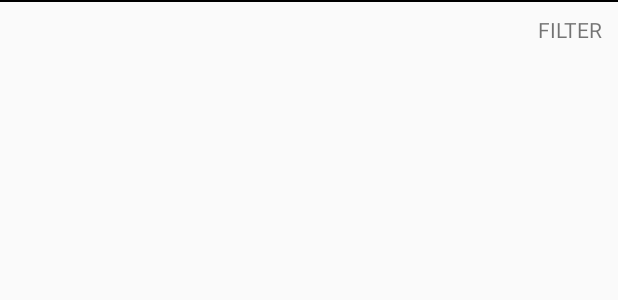
After one commit to samq/balenciaga, an Android app: the layout fragment_filter.xml on its own in the app's theme, with its tools: preview values and no code run, on a phone screen of 412 x 824 dp. The commit adds this screen. Shown: the top 300 px of the screen. Run offline under Robolectric (Android 15) with nearby library versions, the phone set to English and light mode, and no system bars.

Commit message:
Create placeholder filter fragment.

```diff
--- /dev/null
+++ b/app/src/main/res/layout/fragment_filter.xml
@@ -0,0 +1,19 @@
+<?xml version="1.0" encoding="utf-8"?>
+<androidx.constraintlayout.widget.ConstraintLayout xmlns:android="http://schemas.android.com/apk/res/android"
+    xmlns:app="http://schemas.android.com/apk/res-auto"
+    xmlns:tools="http://schemas.android.com/tools"
+    android:layout_width="match_parent"
+    android:layout_height="match_parent"
+    style="@style/container"
+    tools:context=".fragments.FilterFragment">
+
+    <TextView
+        android:id="@+id/filterTextView"
+        android:layout_width="wrap_content"
+        android:layout_height="wrap_content"
+        android:text="@string/filter"
+        app:layout_constraintEnd_toEndOf="parent"
+        app:layout_constraintTop_toTopOf="parent"
+        style="@style/filterTextView"/>
+
+</androidx.constraintlayout.widget.ConstraintLayout>
--- a/app/src/main/res/layout/fragment_searchbar.xml
+++ b/app/src/main/res/layout/fragment_searchbar.xml
@@ -4,9 +4,8 @@
     xmlns:tools="http://schemas.android.com/tools"
     android:layout_width="match_parent"
     android:layout_height="match_parent"
-    android:background="@drawable/border_top"
-    android:padding="10dp"
-    tools:context=".fragments.SearchbarFragment">
+    tools:context=".fragments.SearchbarFragment"
+    style="@style/container">
 
     <ImageView
         android:id="@+id/backImageView"
--- a/app/src/main/res/values/strings.xml
+++ b/app/src/main/res/values/strings.xml
@@ -24,4 +24,7 @@
     <string name="kids">Kids</string>
     <string name="collections">Collections</string>
     <string name="previousSeasons">Previous Seasons</string>
+    <!-- TODO: Remove or change this placeholder text -->
+    <string name="hello_blank_fragment">Hello blank fragment</string>
+    <string name="filter">Filter</string>
 </resources>
--- a/app/src/main/res/values/style.xml
+++ b/app/src/main/res/values/style.xml
@@ -21,4 +21,11 @@
         <item name="android:textAlignment">center</item>
         <item name="textAllCaps">true</item>
     </style>
+    <style name="container">
+        <item name="android:background">@drawable/border_top</item>
+        <item name="android:padding">10dp</item>
+    </style>
+    <style name="filterTextView">
+        <item name="textAllCaps">true</item>
+    </style>
 </resources>
```
Also changed, not shown: app/src/main/java/com/balenciaga/fragments/FilterFragment.kt (added, +16 -0 lines), app/src/main/res/layout/fragment_product_list.xml (+21 -8 lines).
